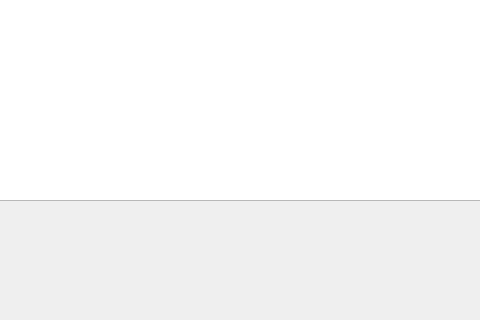
Above: main.ui from Zachem-eh/Coffee before the change; both pictures show x 215 to 695 and y 360 to 680 of the 874 by 680 pixel window. Below: the same form after it.
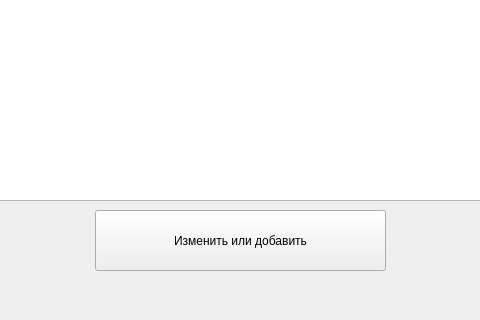
That is the form after the change.

What changed in the file:
```diff
--- a/main.ui
+++ b/main.ui
@@ -24,6 +24,19 @@
      </rect>
     </property>
    </widget>
+   <widget class="QPushButton" name="change_btn">
+    <property name="geometry">
+     <rect>
+      <x>310</x>
+      <y>570</y>
+      <width>291</width>
+      <height>61</height>
+     </rect>
+    </property>
+    <property name="text">
+     <string>Изменить или добавить</string>
+    </property>
+   </widget>
   </widget>
   <widget class="QMenuBar" name="menubar">
    <property name="geometry">
```
